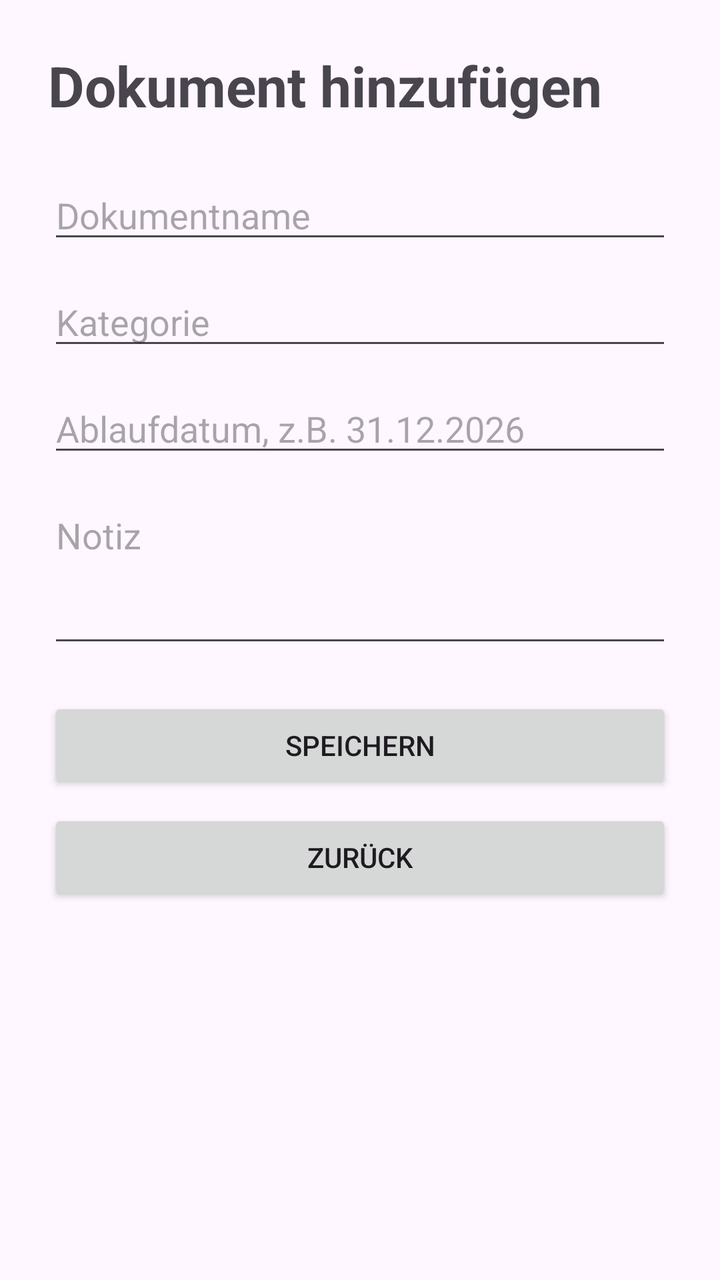
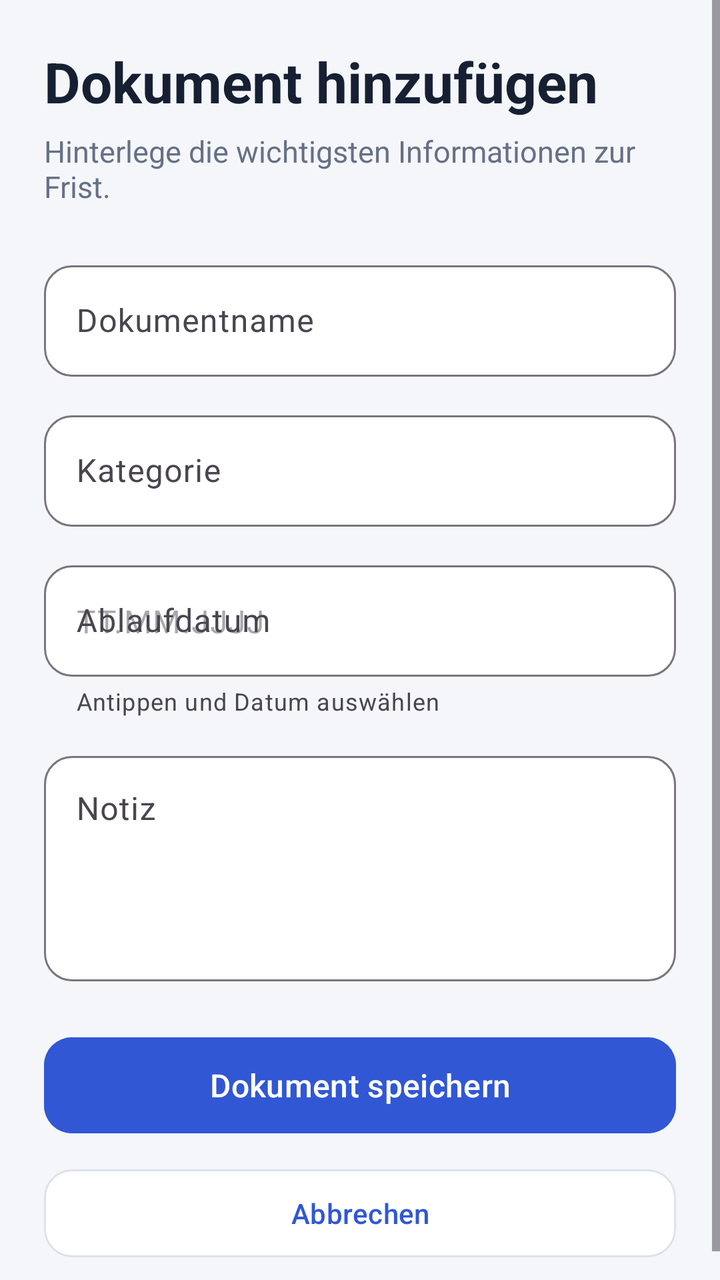

An Android layout rendered at two revisions. The XML below is the earlier revision; the diff shows what the commit changed to produce the second picture.
<!-- AndroidManifest.xml: application theme Theme.DocuRemind -->
<!-- res/layout/activity_add_document.xml -->
<?xml version="1.0" encoding="utf-8"?>
<ScrollView xmlns:android="http://schemas.android.com/apk/res/android"
    android:layout_width="match_parent"
    android:layout_height="match_parent">

    <LinearLayout
        android:layout_width="match_parent"
        android:layout_height="wrap_content"
        android:orientation="vertical"
        android:padding="24dp">

        <TextView
            android:layout_width="wrap_content"
            android:layout_height="wrap_content"
            android:text="Dokument hinzufügen"
            android:textSize="28sp"
            android:textStyle="bold"
            android:layout_marginBottom="24dp" />

        <EditText
            android:id="@+id/editDocumentName"
            android:layout_width="match_parent"
            android:layout_height="wrap_content"
            android:hint="Dokumentname"
            android:layout_marginBottom="12dp" />

        <EditText
            android:id="@+id/editCategory"
            android:layout_width="match_parent"
            android:layout_height="wrap_content"
            android:hint="Kategorie"
            android:layout_marginBottom="12dp" />

        <EditText
            android:id="@+id/editExpiryDate"
            android:layout_width="match_parent"
            android:layout_height="wrap_content"
            android:hint="Ablaufdatum, z.B. 31.12.2026"
            android:layout_marginBottom="12dp" />

        <EditText
            android:id="@+id/editNote"
            android:layout_width="match_parent"
            android:layout_height="wrap_content"
            android:hint="Notiz"
            android:minLines="3"
            android:gravity="top"
            android:layout_marginBottom="20dp" />

        <Button
            android:id="@+id/buttonSaveDocument"
            android:layout_width="match_parent"
            android:layout_height="wrap_content"
            android:text="Speichern" />

        <Button
            android:id="@+id/buttonBack"
            android:layout_width="match_parent"
            android:layout_height="wrap_content"
            android:text="Zurück"
            android:layout_marginTop="8dp" />

    </LinearLayout>
</ScrollView>
<!-- resources referenced by this layout -->
<resources>
  <style name="Theme.DocuRemind" parent="Base.Theme.DocuRemind" />
  <style name="Base.Theme.DocuRemind" parent="Theme.Material3.DayNight.NoActionBar">
          
          
      </style>
</resources>

<!-- the commit's change to res/layout/activity_add_document.xml (unified diff, before → after) -->
@@ -1,64 +1,155 @@
 <?xml version="1.0" encoding="utf-8"?>
-<ScrollView xmlns:android="http://schemas.android.com/apk/res/android"
+<ScrollView
+    xmlns:android="http://schemas.android.com/apk/res/android"
+    xmlns:app="http://schemas.android.com/apk/res-auto"
     android:layout_width="match_parent"
-    android:layout_height="match_parent">
+    android:layout_height="match_parent"
+    android:background="@color/docu_background"
+    android:fillViewport="true">
 
+    
     <LinearLayout
         android:layout_width="match_parent"
         android:layout_height="wrap_content"
         android:orientation="vertical"
-        android:padding="24dp">
+        android:padding="22dp">
 
+        
+        <TextView
+            android:id="@+id/textAddDocumentTitle"
+            android:layout_width="wrap_content"
+            android:layout_height="wrap_content"
+            android:text="Dokument hinzufügen"
+            android:textColor="@color/docu_text_primary"
+            android:textSize="28sp"
+            android:textStyle="bold" />
+
+        
         <TextView
             android:layout_width="wrap_content"
             android:layout_height="wrap_content"
-            android:text="Dokument hinzufügen"
-            android:textSize="28sp"
-            android:textStyle="bold"
-            android:layout_marginBottom="24dp" />
+            android:layout_marginTop="6dp"
+            android:layout_marginBottom="24dp"
+            android:text="Hinterlege die wichtigsten Informationen zur Frist."
+            android:textColor="@color/docu_text_secondary"
+            android:textSize="15sp" />
 
-        <EditText
-            android:id="@+id/editDocumentName"
+        
+        <com.google.android.material.textfield.TextInputLayout
             android:layout_width="match_parent"
             android:layout_height="wrap_content"
             android:hint="Dokumentname"
-            android:layout_marginBottom="12dp" />
+            app:boxBackgroundColor="@color/docu_surface"
+            app:boxBackgroundMode="outline"
+            app:boxCornerRadiusBottomEnd="14dp"
+            app:boxCornerRadiusBottomStart="14dp"
+            app:boxCornerRadiusTopEnd="14dp"
+            app:boxCornerRadiusTopStart="14dp">
 
-        <EditText
-            android:id="@+id/editCategory"
+            <com.google.android.material.textfield.TextInputEditText
+                android:id="@+id/editDocumentName"
+                android:layout_width="match_parent"
+                android:layout_height="wrap_content"
+                android:inputType="textCapSentences" />
+
+        </com.google.android.material.textfield.TextInputLayout>
+
+        
+        <com.google.android.material.textfield.TextInputLayout
             android:layout_width="match_parent"
             android:layout_height="wrap_content"
+            android:layout_marginTop="14dp"
             android:hint="Kategorie"
-            android:layout_marginBottom="12dp" />
+            app:boxBackgroundColor="@color/docu_surface"
+            app:boxBackgroundMode="outline"
+            app:boxCornerRadiusBottomEnd="14dp"
+            app:boxCornerRadiusBottomStart="14dp"
+            app:boxCornerRadiusTopEnd="14dp"
+            app:boxCornerRadiusTopStart="14dp">
 
-        <EditText
-            android:id="@+id/editExpiryDate"
+            <com.google.android.material.textfield.TextInputEditText
+                android:id="@+id/editCategory"
+                android:layout_width="match_parent"
+                android:layout_height="wrap_content"
+                android:inputType="textCapSentences" />
+
+        </com.google.android.material.textfield.TextInputLayout>
+
+        
+        <com.google.android.material.textfield.TextInputLayout
             android:layout_width="match_parent"
             android:layout_height="wrap_content"
-            android:hint="Ablaufdatum, z.B. 31.12.2026"
-            android:layout_marginBottom="12dp" />
+            android:layout_marginTop="14dp"
+            android:hint="Ablaufdatum"
+            app:boxBackgroundColor="@color/docu_surface"
+            app:boxBackgroundMode="outline"
+            app:boxCornerRadiusBottomEnd="14dp"
+            app:boxCornerRadiusBottomStart="14dp"
+            app:boxCornerRadiusTopEnd="14dp"
+            app:boxCornerRadiusTopStart="14dp"
+            app:helperText="Antippen und Datum auswählen">
 
-        <EditText
-            android:id="@+id/editNote"
+            <com.google.android.material.textfield.TextInputEditText
+                android:id="@+id/editExpiryDate"
+                android:layout_width="match_parent"
+                android:layout_height="wrap_content"
+                android:clickable="true"
+                android:cursorVisible="false"
+                android:focusable="false"
+                android:hint="TT.MM.JJJJ"
+                android:longClickable="false" />
+
+        </com.google.android.material.textfield.TextInputLayout>
+
+        
+        <com.google.android.material.textfield.TextInputLayout
             android:layout_width="match_parent"
             android:layout_height="wrap_content"
+            android:layout_marginTop="14dp"
             android:hint="Notiz"
-            android:minLines="3"
-            android:gravity="top"
-            android:layout_marginBottom="20dp" />
+            app:boxBackgroundColor="@color/docu_surface"
+            app:boxBackgroundMode="outline"
+            app:boxCornerRadiusBottomEnd="14dp"
+            app:boxCornerRadiusBottomStart="14dp"
+            app:boxCornerRadiusTopEnd="14dp"
+            app:boxCornerRadiusTopStart="14dp">
 
-        <Button
+            <com.google.android.material.textfield.TextInputEditText
+                android:id="@+id/editNote"
+                android:layout_width="match_parent"
+                android:layout_height="wrap_content"
+                android:gravity="top"
+                android:inputType="textMultiLine|textCapSentences"
+                android:minLines="4" />
+
+        </com.google.android.material.textfield.TextInputLayout>
+
+        
+        <com.google.android.material.button.MaterialButton
             android:id="@+id/buttonSaveDocument"
             android:layout_width="match_parent"
-            android:layout_height="wrap_content"
-            android:text="Speichern" />
+            android:layout_height="56dp"
+            android:layout_marginTop="24dp"
+            android:backgroundTint="@color/docu_primary"
+            android:text="Dokument speichern"
+            android:textAllCaps="false"
+            android:textSize="16sp"
+            app:cornerRadius="14dp" />
 
-        <Button
+        
+        <com.google.android.material.button.MaterialButton
             android:id="@+id/buttonBack"
             android:layout_width="match_parent"
-            android:layout_height="wrap_content"
-            android:text="Zurück"
-            android:layout_marginTop="8dp" />
+            android:layout_height="52dp"
+            android:layout_marginTop="10dp"
+            android:backgroundTint="@color/docu_surface"
+            android:text="Abbrechen"
+            android:textAllCaps="false"
+            android:textColor="@color/docu_primary"
+            app:cornerRadius="14dp"
+            app:strokeColor="@color/docu_border"
+            app:strokeWidth="1dp" />
 
     </LinearLayout>
+
 </ScrollView>
<!-- resource entries referenced after the edit -->
@@ -1,5 +1,11 @@
 <!-- resources referenced by this layout -->
 <resources>
+  <color name="docu_background">#F4F6FA</color>
+  <color name="docu_border">#DDE2EA</color>
+  <color name="docu_primary">#3157D5</color>
+  <color name="docu_surface">#FFFFFF</color>
+  <color name="docu_text_primary">#172033</color>
+  <color name="docu_text_secondary">#667085</color>
   <style name="Theme.DocuRemind" parent="Base.Theme.DocuRemind" />
   <style name="Base.Theme.DocuRemind" parent="Theme.Material3.DayNight.NoActionBar">
           
